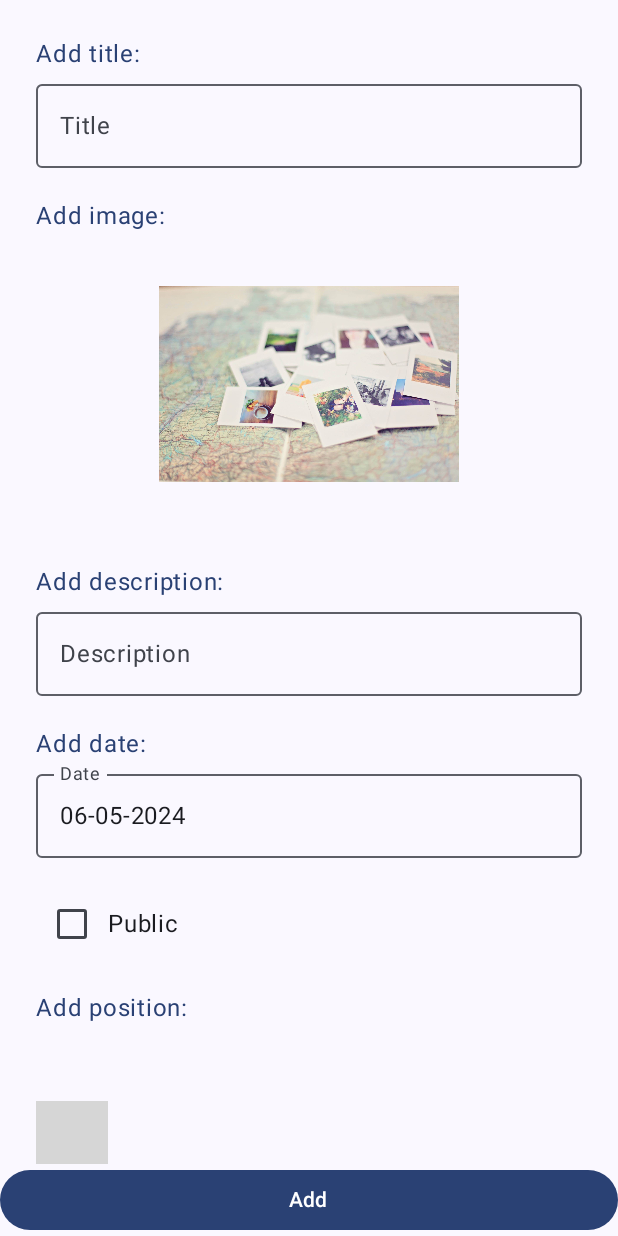
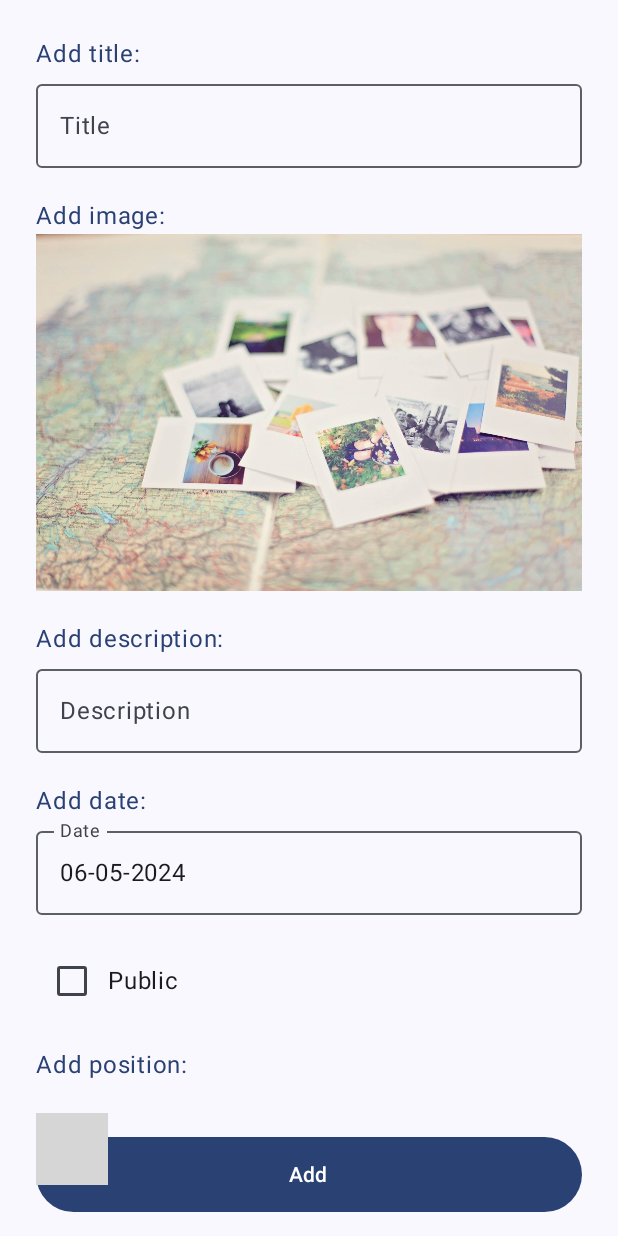
Before and after one commit to NiccoloBert0zzi/MemoryExplorer, an Android app built with Jetpack Compose: the composable AddMemoryScreen shown on its own in the app's theme, after a tap on "Add", on a phone screen of 412 x 824 dp. Run offline under Robolectric (Android 15) with nearby library versions, the phone set to English and light mode, and no system bars; our stand-ins replace Firebase (no records; nobody signed in at launch, a user with empty details on screens opened directly), Room's generated code; libraries missing offline, so code that uses them is left out: org.osmdroid.api, org.osmdroid.config, org.osmdroid.events, org.osmdroid.tileprovider, org.osmdroid.util and 1 more; 6 statements that could not run were skipped; grey boxes are pictures that could not be loaded.

```diff
--- a/app/src/main/java/com/example/memoryexplorer/ui/screens/addmemory/AddMemoryScreen.kt
+++ b/app/src/main/java/com/example/memoryexplorer/ui/screens/addmemory/AddMemoryScreen.kt
@@ -71,32 +71,19 @@ fun AddMemoryScreen(
     var public by rememberSaveable { mutableStateOf(false) }
     val latitude by addMemoryViewModel.latitude.collectAsState()
     val longitude by addMemoryViewModel.longitude.collectAsState()
-    if (error != null) {
-        Toast.makeText(navController.context, error, Toast.LENGTH_LONG).show()
-        addMemoryViewModel.clearError()
-    }
 
     var bitmapState by rememberSaveable { mutableStateOf<Bitmap?>(null) }
     val context = LocalContext.current
     val cameraPermission = Manifest.permission.CAMERA
-    val takePictureLauncher = rememberLauncherForActivityResult(ActivityResultContracts.TakePicturePreview()) { bitmap ->
+    val takePictureLauncher =
+        rememberLauncherForActivityResult(ActivityResultContracts.TakePicturePreview()) { bitmap ->
             if (bitmap != null) {
                 bitmapState = bitmap
             }
         }
+
     Scaffold(
         modifier = Modifier.fillMaxSize(),
-        bottomBar = {
-            Button(
-                onClick = {
-                    val imageToUse = bitmapState ?: BitmapFactory.decodeResource(navController.context.resources, R.drawable.default_memory)
-                    addMemoryViewModel.onAddMemory(title, description, date, public, imageToUse, latitude.toString(), longitude.toString(), navController)
-                },
-                modifier = Modifier.fillMaxWidth()
-            ) {
-                Text(stringResource(R.string.add_memory))
-            }
-        }
     ) { contentPadding ->
         if (isLoading) {
             Column(
@@ -152,20 +139,28 @@ fun AddMemoryScreen(
                     horizontalArrangement = Arrangement.Center
                 ) {
                     Image(
-                        painter = bitmapState?.let { BitmapPainter(it.asImageBitmap()) } ?: painterResource(R.drawable.default_memory),
+                        painter = bitmapState?.let { BitmapPainter(it.asImageBitmap()) }
+                            ?: painterResource(R.drawable.default_memory),
                         contentDescription = "Memory image",
                         modifier = Modifier
                             .clickable {
-                                when {
-                                    ContextCompat.checkSelfPermission(context, cameraPermission) == PackageManager.PERMISSION_GRANTED -> {
+                                when (PackageManager.PERMISSION_GRANTED) {
+                                    ContextCompat.checkSelfPermission(
+                                        context,
+                                        cameraPermission
+                                    ) -> {
                                         takePictureLauncher.launch(null)
                                     }
+
                                     else -> {
-                                        Toast.makeText(context, "Camera permission is required to take pictures.", Toast.LENGTH_SHORT).show()
+                                        Toast.makeText(
+                                            context,
+                                            "Camera permission is required to take pictures.",
+                                            Toast.LENGTH_SHORT
+                                        ).show()
                                     }
                                 }
                             }
-                            .size(200.dp)
                     )
                 }
                 Spacer(Modifier.size(20.dp))
@@ -228,22 +223,67 @@ fun AddMemoryScreen(
                         color = MaterialTheme.colorScheme.primary
                     )
                 }
-                Spacer(Modifier.size(50.dp))
+                Spacer(Modifier.size(20.dp))
+                Row(
+                    modifier = Modifier.fillMaxWidth()
+                ) {
                     OsmMapView(
                         addMemoryViewModel,
                         latitude,
                         longitude
                     )
                 }
+                Spacer(Modifier.size(100.dp))
             }
         }
     }
+    Column(
+        modifier = Modifier
+            .fillMaxSize()
+            .padding(horizontal = 24.dp, vertical = 16.dp),
+        verticalArrangement = Arrangement.Bottom
+    ) {
+        Row(
+            modifier = Modifier.fillMaxWidth(),
+        ) {
+            Button(
+                onClick = {
+                    val imageToUse = bitmapState ?: BitmapFactory.decodeResource(
+                        navController.context.resources,
+                        R.drawable.default_memory
+                    )
+                    addMemoryViewModel.onAddMemory(
+                        title,
+                        description,
+                        date,
+                        public,
+                        imageToUse,
+                        latitude.toString(),
+                        longitude.toString(),
+                        navController
+                    )
+                },
+                modifier = Modifier
+                    .fillMaxWidth()
+                    .height(50.dp),
+                enabled = !isLoading
+            ) {
+                Text(stringResource(R.string.add_memory))
+            }
+        }
+    }
+    if (error != null) {
+        Toast.makeText(navController.context, error, Toast.LENGTH_LONG).show()
+        addMemoryViewModel.clearError()
+    }
+}
+
 @Composable
 fun OsmMapView(addMemoryViewModel: AddMemoryViewModel, latitude: Double, longitude: Double) {
     //set center to current location
     var lat = latitude
     var lon = longitude
-    if(lat == 0.0 && lon == 0.0) {
+    if (lat == 0.0 && lon == 0.0) {
         lat = MainActivity.latitude
         lon = MainActivity.longitude
     }
@@ -262,7 +302,11 @@ fun OsmMapView(addMemoryViewModel: AddMemoryViewModel, latitude: Double, longitu
                             if (p != null) {
                                 lat = p.latitude
                                 lon = p.longitude
-                                addMemoryViewModel.setMarker(this@apply, GeoPoint(lat, lon), context)
+                                addMemoryViewModel.setMarker(
+                                    this@apply,
+                                    GeoPoint(lat, lon),
+                                    context
+                                )
                             }
                             return true
                         }
--- a/app/src/main/java/com/example/memoryexplorer/ui/screens/addmemory/AddMemoryViewModel.kt
+++ b/app/src/main/java/com/example/memoryexplorer/ui/screens/addmemory/AddMemoryViewModel.kt
@@ -67,13 +67,19 @@ class AddMemoryViewModel(
         navController: NavController
     ) {
         _isLoading.value = true
+
+        if(title.isEmpty() || description.isEmpty() || date.isEmpty()) {
+            _error.value = "Please fill in all the fields"
+            _isLoading.value = false
+            return
+        }
+
         val database = FirebaseDatabase.getInstance().getReference("memories")
         val id = database.push().key
 
         if (id != null) {
             val storageRef = Firebase.storage.getReference("Images/$email/memoriesImage/$id")
 
-            // Convert the Bitmap to a Uri
             val imageUri = bitmapToUri(image, navController)
 
             storageRef.putFile(imageUri!!)
--- a/app/src/main/java/com/example/memoryexplorer/ui/screens/home/HomeScreen.kt
+++ b/app/src/main/java/com/example/memoryexplorer/ui/screens/home/HomeScreen.kt
@@ -142,7 +142,7 @@ fun HomeScreen(
                             ) {
                                 locationsName.forEach { item ->
                                     DropdownMenuItem(
-                                        text = { Text(text = item) },
+                                        { Text(item) },
                                         onClick = {
                                             selectedText = item
                                             expanded = false
--- a/app/src/main/java/com/example/memoryexplorer/ui/screens/home/HomeViewModel.kt
+++ b/app/src/main/java/com/example/memoryexplorer/ui/screens/home/HomeViewModel.kt
@@ -33,7 +33,7 @@ class HomeViewModel(
     private val _locationsName = MutableStateFlow<List<String>>(emptyList())
     val locationsName: StateFlow<List<String>> = _locationsName
 
-    private val _isLoading = MutableStateFlow(false)
+    private val _isLoading = MutableStateFlow(true)
     val isLoading: StateFlow<Boolean> = _isLoading
 
     private val _error = MutableStateFlow<String?>(null)
--- a/app/src/main/java/com/example/memoryexplorer/ui/screens/login/LoginScreen.kt
+++ b/app/src/main/java/com/example/memoryexplorer/ui/screens/login/LoginScreen.kt
@@ -155,7 +155,7 @@ fun LoginScreen(
                 horizontalArrangement = Arrangement.Center
             ) {
                 ClickableText(
-                    text = AnnotatedString(stringResource(R.string.option_register)),
+                    AnnotatedString(stringResource(R.string.option_register)),
                     style = TextStyle(
                         color = MaterialTheme.colorScheme.tertiary,
                         fontWeight = Bold
--- a/app/src/main/java/com/example/memoryexplorer/ui/screens/memorydetails/MemoryDetailsScreen.kt
+++ b/app/src/main/java/com/example/memoryexplorer/ui/screens/memorydetails/MemoryDetailsScreen.kt
@@ -1,6 +1,7 @@
 package com.example.memoryexplorer.ui.screens.memorydetails
 
 import android.content.Context
+import android.util.Log
 import android.widget.Toast
 import androidx.compose.foundation.Image
 import androidx.compose.foundation.clickable
@@ -158,6 +159,7 @@ fun MemoryDetailsScreen(
         }
     }
 }
+
 @Composable
 fun OsmMapView(memoryDetailsViewModel: MemoryDetailsViewModel, memory: Memory, context: Context) {
     Box(
--- a/app/src/main/java/com/example/memoryexplorer/ui/screens/profile/ProfileViewModel.kt
+++ b/app/src/main/java/com/example/memoryexplorer/ui/screens/profile/ProfileViewModel.kt
@@ -33,7 +33,7 @@ class ProfileViewModel(
     private val _favourites = MutableStateFlow<List<Memory>>(emptyList())
     val favourites: StateFlow<List<Memory>> = _favourites
 
-    private val _isLoading = MutableStateFlow(false)
+    private val _isLoading = MutableStateFlow(true)
     val isLoading: StateFlow<Boolean> = _isLoading
 
     private val _error = MutableStateFlow<String?>(null)
--- a/app/src/main/java/com/example/memoryexplorer/ui/screens/register/RegisterScreen.kt
+++ b/app/src/main/java/com/example/memoryexplorer/ui/screens/register/RegisterScreen.kt
@@ -179,7 +179,7 @@ fun RegisterScreen(
                 horizontalArrangement = Arrangement.Center
             ) {
                 ClickableText(
-                    text = AnnotatedString(stringResource(R.string.option_login)),
+                    AnnotatedString(stringResource(R.string.option_login)),
                     style = TextStyle(
                         color = MaterialTheme.colorScheme.tertiary,
                         fontWeight = FontWeight.Bold
--- a/app/src/main/java/com/example/memoryexplorer/ui/screens/statistics/StatisticsScreen.kt
+++ b/app/src/main/java/com/example/memoryexplorer/ui/screens/statistics/StatisticsScreen.kt
@@ -113,7 +113,7 @@ fun StatisticsScreen(
                                 onDismissRequest = { expanded = false }
                             ) {
                                 DropdownMenuItem(
-                                    text = { Text(text = navController.context.getString(R.string.world)) },
+                                    { Text(text = navController.context.getString(R.string.world)) },
                                     onClick = {
                                         selectedText =
                                             navController.context.getString(R.string.world)
@@ -126,7 +126,7 @@ fun StatisticsScreen(
                                 locationsName.forEach { item ->
                                     if (state && addedItems.add(item.first)) {
                                         DropdownMenuItem(
-                                            text = { Text(text = item.first) },
+                                            { Text(text = item.first) },
                                             onClick = {
                                                 selectedText = item.first
                                                 expanded = false
@@ -137,7 +137,7 @@ fun StatisticsScreen(
                                         )
                                     } else if (!state && addedItems.add(item.second.first) && item.first == selectedState) {
                                         DropdownMenuItem(
-                                            text = { Text(text = item.second.first) },
+                                            { Text(text = item.second.first) },
                                             onClick = {
                                                 selectedText = item.second.first
                                                 expanded = false
--- a/app/src/main/java/com/example/memoryexplorer/ui/screens/statistics/StatisticsViewModel.kt
+++ b/app/src/main/java/com/example/memoryexplorer/ui/screens/statistics/StatisticsViewModel.kt
@@ -28,7 +28,7 @@ class StatisticsViewModel(
         MutableStateFlow<List<Pair<String, Pair<String, String>>>>(emptyList())
     val locationsName: StateFlow<List<Pair<String, Pair<String, String>>>> = _locationsName
 
-    private val _isLoading = MutableStateFlow(false)
+    private val _isLoading = MutableStateFlow(true)
     val isLoading: StateFlow<Boolean> = _isLoading
 
     private val _error = MutableStateFlow<String?>(null)
```
Also changed, not shown: app/src/main/java/com/example/memoryexplorer/ui/screens/memorydetails/MemoryDetailsViewModel.kt (+14 -13 lines), app/src/main/java/com/example/memoryexplorer/ui/screens/profile/ProfileScreen.kt (+5 -5 lines), app/src/main/java/com/example/memoryexplorer/ui/screens/settings/SettingsScreen.kt (+12 -14 lines). Lines whose indentation alone changed are shown as unchanged.
